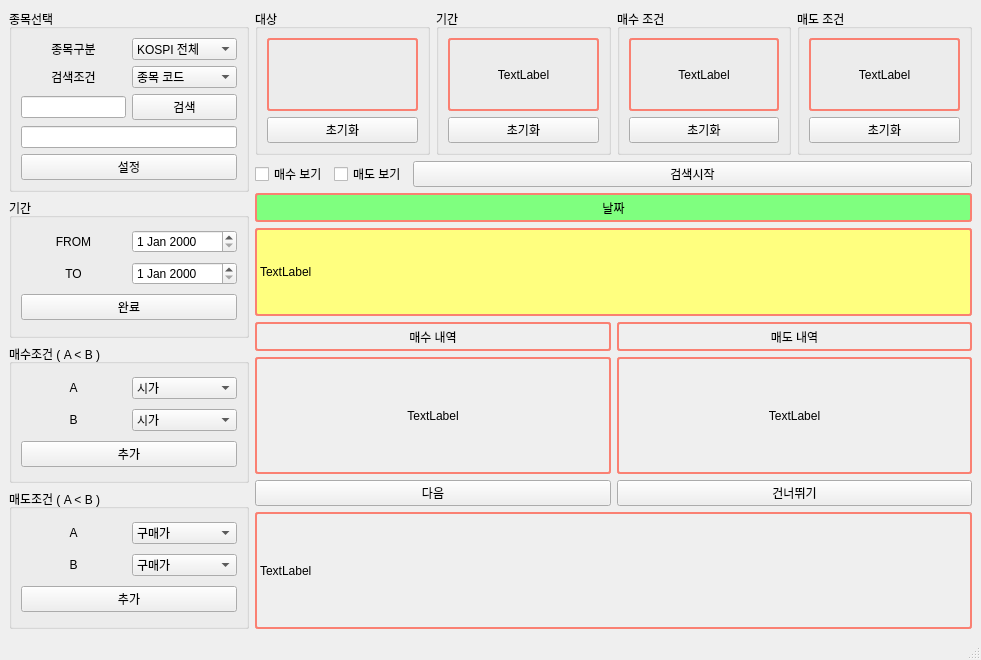
Before: the Qt Designer form resources/main_window.ui in koojihun/PyTester, drawn with Qt 5.
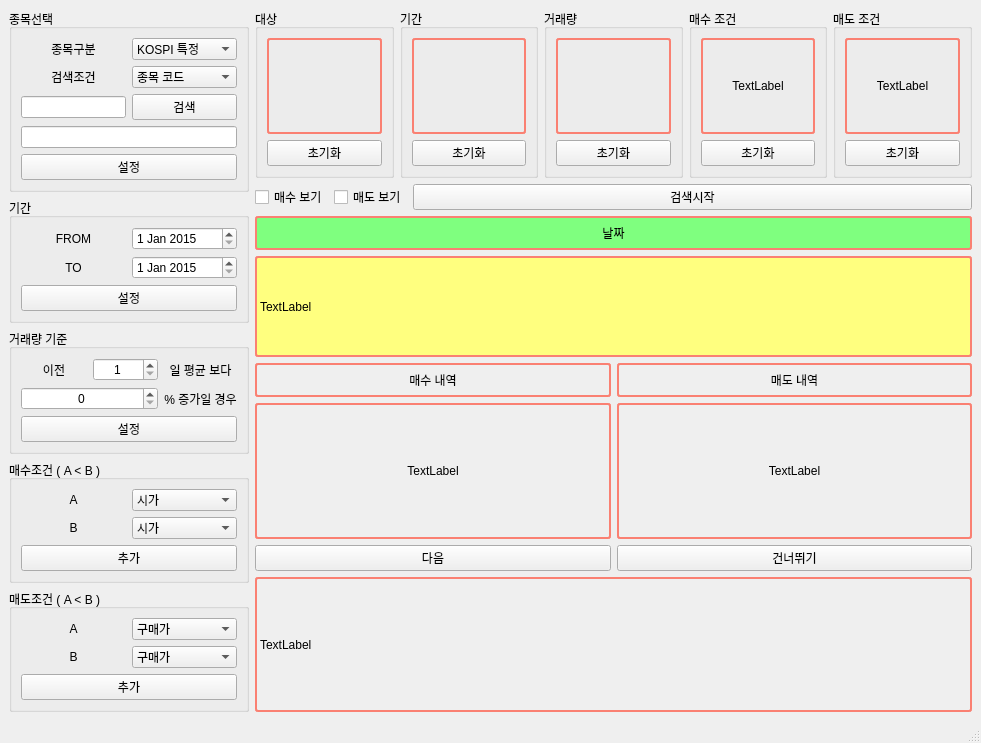
After: the same form once the commit is applied.

```diff
--- a/resources/main_window.ui
+++ b/resources/main_window.ui
@@ -7,7 +7,7 @@
     <x>0</x>
     <y>0</y>
     <width>981</width>
-    <height>660</height>
+    <height>673</height>
    </rect>
   </property>
   <property name="windowTitle">
@@ -16,7 +16,7 @@
   <widget class="QWidget" name="centralwidget">
    <layout class="QHBoxLayout" name="horizontalLayout" stretch="25,75">
     <item>
-     <layout class="QVBoxLayout" name="verticalLayout">
+     <layout class="QVBoxLayout" name="verticalLayout" stretch="0,0,0,0,0">
       <item>
        <widget class="QGroupBox" name="groupBox_8">
         <property name="title">
@@ -52,16 +52,6 @@
          </item>
          <item row="0" column="1">
           <widget class="QComboBox" name="target_market_combo_box">
-           <item>
-            <property name="text">
-             <string>KOSPI 전체</string>
-            </property>
-           </item>
-           <item>
-            <property name="text">
-             <string>KOSDAQ 전체</string>
-            </property>
-           </item>
            <item>
             <property name="text">
              <string>KOSPI 특정</string>
@@ -125,7 +115,22 @@
         </property>
         <layout class="QGridLayout" name="gridLayout_2">
          <item row="1" column="1">
-          <widget class="QDateEdit" name="to_date_edit"/>
+          <widget class="QDateEdit" name="to_date_edit">
+           <property name="maximumDate">
+            <date>
+             <year>2020</year>
+             <month>10</month>
+             <day>30</day>
+            </date>
+           </property>
+           <property name="minimumDate">
+            <date>
+             <year>2015</year>
+             <month>1</month>
+             <day>1</day>
+            </date>
+           </property>
+          </widget>
          </item>
          <item row="1" column="0">
           <widget class="QLabel" name="label_14">
@@ -148,12 +153,96 @@
           </widget>
          </item>
          <item row="0" column="1">
-          <widget class="QDateEdit" name="from_date_edit"/>
+          <widget class="QDateEdit" name="from_date_edit">
+           <property name="maximumDate">
+            <date>
+             <year>2020</year>
+             <month>10</month>
+             <day>30</day>
+            </date>
+           </property>
+           <property name="minimumDate">
+            <date>
+             <year>2015</year>
+             <month>1</month>
+             <day>1</day>
+            </date>
+           </property>
+          </widget>
          </item>
          <item row="2" column="0" colspan="2">
           <widget class="QPushButton" name="date_ok_btn">
            <property name="text">
-            <string>완료</string>
+            <string>설정</string>
+           </property>
+          </widget>
+         </item>
+        </layout>
+       </widget>
+      </item>
+      <item>
+       <widget class="QGroupBox" name="groupBox_9">
+        <property name="title">
+         <string>거래량 기준</string>
+        </property>
+        <layout class="QGridLayout" name="gridLayout_5">
+         <item row="0" column="0">
+          <widget class="QLabel" name="label">
+           <property name="text">
+            <string>이전</string>
+           </property>
+           <property name="alignment">
+            <set>Qt::AlignCenter</set>
+           </property>
+          </widget>
+         </item>
+         <item row="0" column="1">
+          <widget class="QSpinBox" name="spinBox">
+           <property name="alignment">
+            <set>Qt::AlignCenter</set>
+           </property>
+           <property name="minimum">
+            <number>1</number>
+           </property>
+           <property name="maximum">
+            <number>365</number>
+           </property>
+          </widget>
+         </item>
+         <item row="0" column="2">
+          <widget class="QLabel" name="label_5">
+           <property name="text">
+            <string>일 평균 보다</string>
+           </property>
+           <property name="alignment">
+            <set>Qt::AlignCenter</set>
+           </property>
+          </widget>
+         </item>
+         <item row="1" column="0" colspan="2">
+          <widget class="QSpinBox" name="spinBox_2">
+           <property name="alignment">
+            <set>Qt::AlignCenter</set>
+           </property>
+           <property name="maximum">
+            <number>999</number>
+           </property>
+          </widget>
+         </item>
+         <item row="1" column="2">
+          <widget class="QLabel" name="label_4">
+           <property name="text">
+            <string>% 증가일 경우</string>
+           </property>
+           <property name="alignment">
+            <set>Qt::AlignCenter</set>
+           </property>
+          </widget>
+         </item>
+         <item row="2" column="0" colspan="3">
+          <widget class="QPushButton" name="pushButton">
+           <property name="text">
+            <string>설정</string>
            </property>
           </widget>
          </item>
@@ -439,7 +528,7 @@
 border-radius: 3px</string>
              </property>
              <property name="text">
-              <string>TextLabel</string>
+              <string/>
              </property>
              <property name="alignment">
               <set>Qt::AlignCenter</set>
@@ -456,6 +545,41 @@
           </layout>
          </widget>
         </item>
+        <item>
+         <widget class="QGroupBox" name="groupBox_10">
+          <property name="styleSheet">
+           <string notr="true"/>
+          </property>
+          <property name="title">
+           <string>거래량</string>
+          </property>
+          <layout class="QVBoxLayout" name="verticalLayout_7">
+           <item>
+            <widget class="QLabel" name="volume_text_label">
+             <property name="styleSheet">
+              <string notr="true">border-style: solid;
+border-width: 2px;
+border-color: #FA8072;
+border-radius: 3px</string>
+             </property>
+             <property name="text">
+              <string/>
+             </property>
+             <property name="alignment">
+              <set>Qt::AlignCenter</set>
+             </property>
+            </widget>
+           </item>
+           <item>
+            <widget class="QPushButton" name="volume_label_clear_btn">
+             <property name="text">
+              <string>초기화</string>
+             </property>
+            </widget>
+           </item>
+          </layout>
+         </widget>
+        </item>
         <item>
          <widget class="QGroupBox" name="groupBox_3">
           <property name="styleSheet">
@@ -579,7 +703,7 @@
        </widget>
       </item>
       <item>
-       <widget class="QLabel" name="volume_text_label">
+       <widget class="QLabel" name="volume_found_label">
         <property name="styleSheet">
          <string notr="true">background-color : rgb(255, 255, 127);
 
```
Left out of the diff: 10 changed lines with no effect on the pictures.
